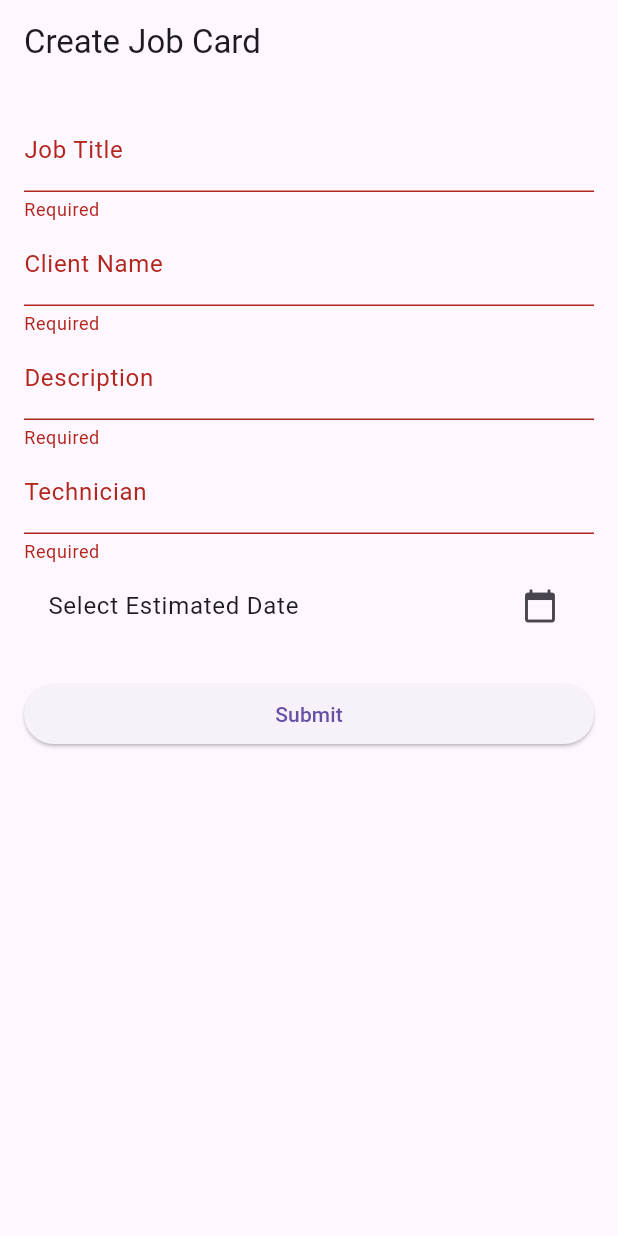
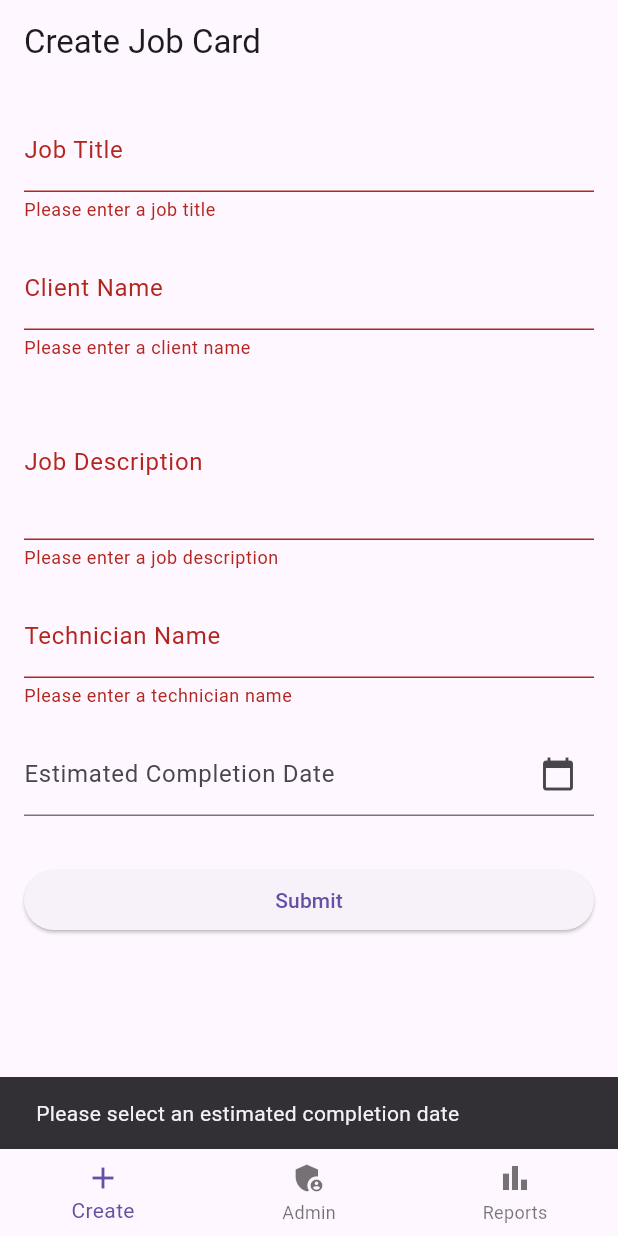
Before and after one commit to simbastart001/QutangaJobCardMgtsystem, a Flutter app: the screen it shows after launch, after a tap on "Submit", on a phone screen of 412 x 824 dp. Run offline on Flutter 3.47's test engine with Material 3 defaults, Android fonts, the phone set to English and light mode, and no system bars; our stand-ins replace drift, flutter_riverpod, sqlite3_flutter_libs; missing offline and left inert: sqlite3; accounts and stored records are empty; generated files the repository leaves out were written again.

Commit message:
Fix database access plus Navigation

```diff
--- a/lib/features/job_card/presentation/job_card_creation_screen.dart
+++ b/lib/features/job_card/presentation/job_card_creation_screen.dart
@@ -1,102 +1,204 @@
-import 'package:drift/drift.dart';
 import 'package:flutter/material.dart';
+import 'package:flutter_riverpod/flutter_riverpod.dart';
+import 'package:drift/drift.dart' as drift;
+import 'package:intl/intl.dart';
+import 'package:qutanga_app/features/admin/presentation/admin_approval_screen.dart';
+import 'package:qutanga_app/features/reports/presentation/reports_screen.dart';
+
+// Import the database provider from main.dart
+import 'package:qutanga_app/main.dart';
+
 import '../../../data/local/job_card_db.dart';
 
-class JobCardCreationScreen extends StatefulWidget {
+class JobCardCreationScreen extends ConsumerStatefulWidget {
   const JobCardCreationScreen({super.key});
 
   @override
-  State<JobCardCreationScreen> createState() => _JobCardCreationScreenState();
+  ConsumerState<JobCardCreationScreen> createState() =>
+      _JobCardCreationScreenState();
 }
 
-class _JobCardCreationScreenState extends State<JobCardCreationScreen> {
+class _JobCardCreationScreenState extends ConsumerState<JobCardCreationScreen> {
   final _formKey = GlobalKey<FormState>();
-  final _db = AppDatabase();
-
   final _titleController = TextEditingController();
   final _clientController = TextEditingController();
   final _descController = TextEditingController();
   final _techController = TextEditingController();
+  final _dateController = TextEditingController();
   DateTime? _selectedDate;
 
+  @override
+  void dispose() {
+    _titleController.dispose();
+    _clientController.dispose();
+    _descController.dispose();
+    _techController.dispose();
+    _dateController.dispose();
+    super.dispose();
+  }
+
+  Future<void> _selectDate(BuildContext context) async {
+    final DateTime? picked = await showDatePicker(
+      context: context,
+      initialDate: DateTime.now(),
+      firstDate: DateTime.now(),
+      lastDate: DateTime(2026),
+    );
+    if (picked != null && picked != _selectedDate) {
+      setState(() {
+        _selectedDate = picked;
+        _dateController.text = DateFormat('yyyy-MM-dd').format(picked);
+      });
+    }
+  }
+
   Future<void> _submit() async {
-    if (_formKey.currentState!.validate() && _selectedDate != null) {
+    debugPrint('***** Submit button pressed');
+    final isValid = _formKey.currentState!.validate();
+    debugPrint('***** Form valid: $isValid');
+    debugPrint('***** Selected Date: $_selectedDate');
+
+    if (isValid && _selectedDate != null) {
+      // Get the database from the provider
+      final db = ref.read(databaseProvider);
+
       final jobCard = JobCardsCompanion(
-        title: Value(_titleController.text),
-        clientName: Value(_clientController.text),
-        description: Value(_descController.text),
-        technician: Value(_techController.text),
-        estimatedDate: Value(_selectedDate!),
+        title: drift.Value(_titleController.text),
+        clientName: drift.Value(_clientController.text),
+        description: drift.Value(_descController.text),
+        technician: drift.Value(_techController.text),
+        estimatedDate: drift.Value(_selectedDate!),
+        status: const drift.Value("Pending"),
       );
 
-      await _db.insertJobCard(jobCard);
+      debugPrint('***** Prepared JobCard for insertion: $jobCard');
+
+      try {
+        await db.insertJobCard(jobCard);
+        debugPrint('***** JobCard inserted successfully');
+
+        if (!mounted) {
+          debugPrint('***** Context is not mounted. Aborting navigation.');
+          return;
+        }
 
         ScaffoldMessenger.of(context).showSnackBar(
-        const SnackBar(content: Text('Job Card Created!')),
+          const SnackBar(content: Text('***** Job Card Created!')),
         );
 
+        // Clear form
         _formKey.currentState!.reset();
         _titleController.clear();
         _clientController.clear();
         _descController.clear();
         _techController.clear();
-      setState(() => _selectedDate = null);
+        _dateController.clear();
+        setState(() {
+          _selectedDate = null;
+        });
+
+        debugPrint('***** Navigating to ReportsScreen');
+        Navigator.push(
+          context,
+          MaterialPageRoute(
+            builder: (e) => const AdminApprovalScreen(),
+          ),
+        );
+      } catch (e) {
+        debugPrint('***** Error inserting JobCard: $e');
+        if (!mounted) return;
+        ScaffoldMessenger.of(context).showSnackBar(
+          SnackBar(content: Text('***** Error saving job card: $e')),
+        );
+      }
+    } else {
+      debugPrint('***** Validation failed or date not selected');
+      if (_selectedDate == null) {
+        ScaffoldMessenger.of(context).showSnackBar(
+          const SnackBar(
+              content: Text('Please select an estimated completion date')),
+        );
+      }
     }
   }
 
   @override
   Widget build(BuildContext context) {
     return Scaffold(
-      appBar: AppBar(title: const Text("Create Job Card")),
+      appBar: AppBar(
+        title: const Text('Create Job Card'),
+      ),
       body: Padding(
         padding: const EdgeInsets.all(16.0),
         child: Form(
           key: _formKey,
-          child: ListView(
+          child: SingleChildScrollView(
+            child: Column(
+              crossAxisAlignment: CrossAxisAlignment.stretch,
               children: [
                 TextFormField(
                   controller: _titleController,
                   decoration: const InputDecoration(labelText: 'Job Title'),
-                validator: (v) => v!.isEmpty ? 'Required' : null,
+                  validator: (value) {
+                    if (value == null || value.isEmpty) {
+                      return 'Please enter a job title';
+                    }
+                    return null;
+                  },
                 ),
+                const SizedBox(height: 16),
                 TextFormField(
                   controller: _clientController,
                   decoration: const InputDecoration(labelText: 'Client Name'),
-                validator: (v) => v!.isEmpty ? 'Required' : null,
+                  validator: (value) {
+                    if (value == null || value.isEmpty) {
+                      return 'Please enter a client name';
+                    }
+                    return null;
+                  },
                 ),
+                const SizedBox(height: 16),
                 TextFormField(
                   controller: _descController,
-                decoration: const InputDecoration(labelText: 'Description'),
-                validator: (v) => v!.isEmpty ? 'Required' : null,
+                  decoration:
+                      const InputDecoration(labelText: 'Job Description'),
+                  maxLines: 3,
+                  validator: (value) {
+                    if (value == null || value.isEmpty) {
+                      return 'Please enter a job description';
+                    }
+                    return null;
+                  },
                 ),
+                const SizedBox(height: 16),
                 TextFormField(
                   controller: _techController,
-                decoration: const InputDecoration(labelText: 'Technician'),
-                validator: (v) => v!.isEmpty ? 'Required' : null,
-              ),
-              ListTile(
-                title: Text(_selectedDate == null
-                    ? 'Select Estimated Date'
-                    : 'Date: ${_selectedDate!.toLocal()}'.split(' ')[0]),
-                trailing: const Icon(Icons.calendar_today),
-                onTap: () async {
-                  final picked = await showDatePicker(
-                    context: context,
-                    initialDate: DateTime.now(),
-                    firstDate: DateTime(2020),
-                    lastDate: DateTime(2030),
-                  );
-                  if (picked != null) {
-                    setState(() => _selectedDate = picked);
+                  decoration:
+                      const InputDecoration(labelText: 'Technician Name'),
+                  validator: (value) {
+                    if (value == null || value.isEmpty) {
+                      return 'Please enter a technician name';
                     }
+                    return null;
                   },
                 ),
-              const SizedBox(height: 20),
+                const SizedBox(height: 16),
+                TextFormField(
+                  controller: _dateController,
+                  decoration: const InputDecoration(
+                    labelText: 'Estimated Completion Date',
+                    suffixIcon: Icon(Icons.calendar_today),
+                  ),
+                  readOnly: true,
+                  onTap: () => _selectDate(context),
+                ),
+                const SizedBox(height: 32),
                 ElevatedButton(
                   onPressed: _submit,
                   child: const Text("Submit"),
-              )
+                ),
               ],
+            ),
           ),
         ),
       ),
--- a/lib/main.dart
+++ b/lib/main.dart
@@ -1,22 +1,88 @@
 import 'package:flutter/material.dart';
-import 'features/job_card/presentation/job_card_creation_screen.dart';
+import 'package:flutter_riverpod/flutter_riverpod.dart';
+import 'package:sqlite3_flutter_libs/sqlite3_flutter_libs.dart';
+import 'package:qutanga_app/features/job_card/presentation/job_card_creation_screen.dart';
+import 'package:qutanga_app/features/admin/presentation/admin_approval_screen.dart';
+import 'package:qutanga_app/features/reports/presentation/reports_screen.dart';
 
-// import 'features/admin/presentation/admin_approval_screen.dart';
-// import 'features/reports/presentation/reports_screen.dart';
+import 'data/local/job_card_db.dart';
 
-void main() {
-  runApp(const JobCardApp());
+// Create a provider for your database
+final databaseProvider = Provider<AppDatabase>((ref) {
+  final database = AppDatabase();
+  ref.onDispose(() => database.close());
+  return database;
+});
+
+void main() async {
+  // Ensure Flutter is initialized before using plugins
+  WidgetsFlutterBinding.ensureInitialized();
+
+  // Apply SQLite initialization workaround
+  try {
+    await applyWorkaroundToOpenSqlite3OnOldAndroidVersions();
+    print('***** SQLite workaround applied successfully');
+  } catch (e) {
+    print('***** Error applying SQLite workaround: $e');
+  }
+
+  // Run the app inside a ProviderScope to make the database accessible
+  runApp(
+    const ProviderScope(
+      child: JobCardApp(),
+    ),
+  );
 }
 
 class JobCardApp extends StatelessWidget {
-  const JobCardApp({Key? key}) : super(key: key);
+  const JobCardApp({super.key});
 
   @override
   Widget build(BuildContext context) {
     return MaterialApp(
-      title: 'Job Card Management',
-      theme: ThemeData(primarySwatch: Colors.green),
-      home: const JobCardCreationScreen(),
+      debugShowCheckedModeBanner: false,
+      title: 'Job Card System',
+      theme: ThemeData(primarySwatch: Colors.blue),
+      home: const HomeScreen(),
     );
   }
 }
+
+class HomeScreen extends StatefulWidget {
+  const HomeScreen({super.key});
+
+  @override
+  State<HomeScreen> createState() => _HomeScreenState();
+}
+
+class _HomeScreenState extends State<HomeScreen> {
+  int _selectedIndex = 0;
+
+  final List<Widget> _screens = const [
+    JobCardCreationScreen(),
+    AdminApprovalScreen(),
+    ReportsScreen(),
+  ];
+
+  void _onTabTapped(int index) {
+    setState(() => _selectedIndex = index);
+  }
+
+  @override
+  Widget build(BuildContext context) {
+    return Scaffold(
+      body: _screens[_selectedIndex],
+      bottomNavigationBar: BottomNavigationBar(
+        currentIndex: _selectedIndex,
+        onTap: _onTabTapped,
+        items: const [
+          BottomNavigationBarItem(icon: Icon(Icons.add), label: 'Create'),
+          BottomNavigationBarItem(
+              icon: Icon(Icons.admin_panel_settings), label: 'Admin'),
+          BottomNavigationBarItem(
+              icon: Icon(Icons.bar_chart), label: 'Reports'),
+        ],
+      ),
+    );
+  }
+}
```
Also changed, not shown: lib/data/local/job_card_db.dart (+23 -3 lines), lib/features/admin/presentation/admin_approval_screen.dart (added, +109 -0 lines), lib/features/reports/presentation/reports_screen.dart (added, +105 -0 lines), pubspec.yaml (+3 -7 lines), pubspec.lock, 6 other files. Lines whose indentation alone changed are shown as unchanged.
